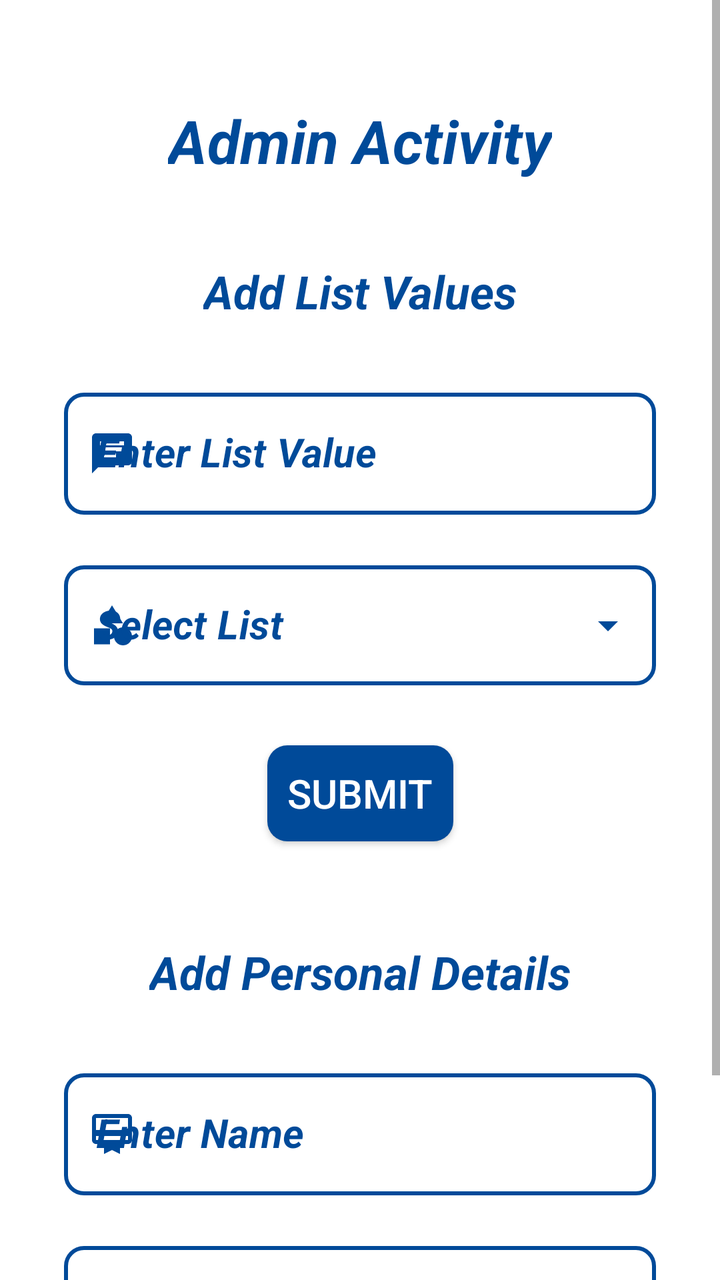
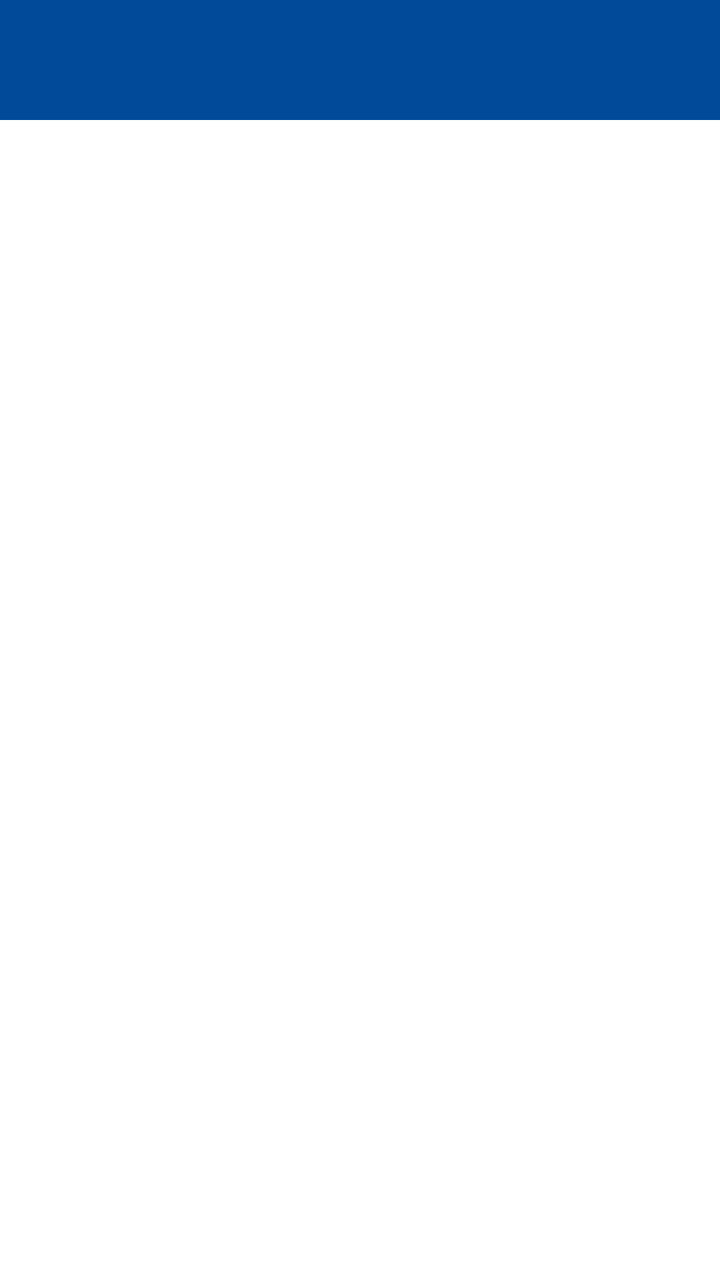

Before-and-after screenshots of an Android layout around one commit, followed by the original layout XML and the change that was made.
<!-- AndroidManifest.xml: application theme AppTheme -->
<!-- res/layout/activity_admin.xml -->
<?xml version="1.0" encoding="utf-8"?>
<ScrollView xmlns:android="http://schemas.android.com/apk/res/android"
    xmlns:app="http://schemas.android.com/apk/res-auto"
    xmlns:tools="http://schemas.android.com/tools"
    android:layout_width="match_parent"
    android:layout_height="match_parent"
    android:background="@color/white">

    <androidx.constraintlayout.widget.ConstraintLayout
        android:layout_width="match_parent"
        android:layout_height="wrap_content"
        tools:context=".General.AdminActivity">

        <TextView
            android:id="@+id/adminHeading1"
            android:layout_width="wrap_content"
            android:layout_height="wrap_content"
            android:layout_marginTop="50dp"
            android:text="@string/admin_activity"
            android:textColor="@color/background"
            android:textSize="30sp"
            android:textStyle="bold|italic"
            app:layout_constraintEnd_toEndOf="parent"
            app:layout_constraintStart_toStartOf="parent"
            app:layout_constraintTop_toTopOf="parent" />

        <TextView
            android:id="@+id/adminHeading2"
            android:layout_width="wrap_content"
            android:layout_height="wrap_content"
            android:layout_marginTop="40dp"
            android:text="@string/add_list_values"
            android:textColor="@color/background"
            android:textSize="23sp"
            android:textStyle="bold|italic"
            app:layout_constraintEnd_toEndOf="parent"
            app:layout_constraintStart_toStartOf="parent"
            app:layout_constraintTop_toBottomOf="@+id/adminHeading1" />

        <com.google.android.material.textfield.TextInputLayout
            android:id="@+id/listValueLayout"
            style="@style/Widget.MaterialComponents.TextInputLayout.OutlinedBox"
            android:layout_width="0dp"
            android:layout_height="wrap_content"
            android:layout_marginStart="32dp"
            android:layout_marginTop="30dp"
            android:layout_marginEnd="32dp"
            android:hint="@string/enter_list_value"
            android:textColorHint="@color/background"
            android:theme="@style/ThemeOverlay.AppTheme.TextInputEditText.Outlined"
            app:boxCornerRadiusBottomEnd="10dp"
            app:boxCornerRadiusBottomStart="10dp"
            app:boxCornerRadiusTopEnd="10dp"
            app:boxCornerRadiusTopStart="10dp"
            app:boxStrokeColor="@color/grey"
            app:boxStrokeWidth="2dp"
            app:boxStrokeWidthFocused="2dp"
            app:endIconMode="clear_text"
            app:endIconTint="@color/background"
            app:errorTextColor="@color/red"
            app:hintTextColor="@color/background"
            app:layout_constraintEnd_toEndOf="parent"
            app:layout_constraintStart_toStartOf="parent"
            app:layout_constraintTop_toBottomOf="@+id/adminHeading2"
            app:startIconDrawable="@drawable/ic_remarks"
            app:startIconTint="@color/background">

            <com.google.android.material.textfield.TextInputEditText
                android:id="@+id/listValue"
                android:layout_width="match_parent"
                android:layout_height="wrap_content"
                android:imeOptions="actionDone"
                android:inputType="textCapWords"
                android:textColor="@color/background"
                android:textCursorDrawable="@drawable/color_cursor"
                android:textSize="20sp"
                android:textStyle="bold|italic" />
        </com.google.android.material.textfield.TextInputLayout>

        <com.google.android.material.textfield.TextInputLayout
            android:id="@+id/listNameLayout"
            style="@style/Widget.MaterialComponents.TextInputLayout.OutlinedBox.Dense.ExposedDropdownMenu"
            android:layout_width="0dp"
            android:layout_height="wrap_content"
            android:layout_marginTop="20dp"
            android:hint="@string/select_list"
            android:textColorHint="@color/background"
            android:theme="@style/ThemeOverlay.AppTheme.TextInputEditText.Outlined"
            app:boxCornerRadiusBottomEnd="10dp"
            app:boxCornerRadiusBottomStart="10dp"
            app:boxCornerRadiusTopEnd="10dp"
            app:boxCornerRadiusTopStart="10dp"
            app:boxStrokeColor="@color/grey"
            app:boxStrokeWidth="2dp"
            app:boxStrokeWidthFocused="2dp"
            app:endIconTint="@color/background"
            app:errorTextColor="@color/red"
            app:hintTextColor="@color/background"
            app:layout_constraintEnd_toEndOf="@+id/listValueLayout"
            app:layout_constraintStart_toStartOf="@+id/listValueLayout"
            app:layout_constraintTop_toBottomOf="@+id/listValueLayout"
            app:startIconDrawable="@drawable/ic_category"
            app:startIconTint="@color/background">

            <AutoCompleteTextView
                android:id="@+id/listName"
                android:layout_width="match_parent"
                android:layout_height="60sp"
                android:inputType="none"
                android:textColor="@color/background"
                android:textSize="20sp"
                android:textStyle="bold|italic"
                tools:ignore="LabelFor" />
        </com.google.android.material.textfield.TextInputLayout>

        <androidx.appcompat.widget.AppCompatButton
            android:id="@+id/listSubmit"
            android:layout_width="wrap_content"
            android:layout_height="wrap_content"
            android:layout_marginTop="30dp"
            android:background="@drawable/button_background"
            android:text="  Submit  "
            android:textColor="@color/white"
            android:textSize="20sp"
            app:layout_constraintEnd_toEndOf="parent"
            app:layout_constraintStart_toStartOf="parent"
            app:layout_constraintTop_toBottomOf="@+id/listNameLayout"
            tools:ignore="HardcodedText" />

        <TextView
            android:id="@+id/adminHeading3"
            android:layout_width="wrap_content"
            android:layout_height="wrap_content"
            android:layout_marginTop="50dp"
            android:text="@string/add_personal_details"
            android:textColor="@color/background"
            android:textSize="23sp"
            android:textStyle="bold|italic"
            app:layout_constraintEnd_toEndOf="parent"
            app:layout_constraintStart_toStartOf="parent"
            app:layout_constraintTop_toBottomOf="@+id/listSubmit" />

        <com.google.android.material.textfield.TextInputLayout
            android:id="@+id/personalNameLayout"
            style="@style/Widget.MaterialComponents.TextInputLayout.OutlinedBox"
            android:layout_width="0dp"
            android:layout_height="wrap_content"
            android:layout_marginTop="30dp"
            android:hint="@string/enter_name"
            android:textColorHint="@color/background"
            android:theme="@style/ThemeOverlay.AppTheme.TextInputEditText.Outlined"
            app:boxCornerRadiusBottomEnd="10dp"
            app:boxCornerRadiusBottomStart="10dp"
            app:boxCornerRadiusTopEnd="10dp"
            app:boxCornerRadiusTopStart="10dp"
            app:boxStrokeColor="@color/grey"
            app:boxStrokeWidth="2dp"
            app:boxStrokeWidthFocused="2dp"
            app:endIconMode="clear_text"
            app:endIconTint="@color/background"
            app:errorTextColor="@color/red"
            app:hintTextColor="@color/background"
            app:layout_constraintEnd_toEndOf="@+id/listNameLayout"
            app:layout_constraintStart_toStartOf="@+id/listNameLayout"
            app:layout_constraintTop_toBottomOf="@+id/adminHeading3"
            app:startIconDrawable="@drawable/ic_type"
            app:startIconTint="@color/background">

            <com.google.android.material.textfield.TextInputEditText
                android:id="@+id/personalName"
                android:layout_width="match_parent"
                android:layout_height="wrap_content"
                android:imeOptions="actionNext"
                android:inputType="textCapWords"
                android:textColor="@color/background"
                android:textCursorDrawable="@drawable/color_cursor"
                android:textSize="20sp"
                android:textStyle="bold|italic" />
        </com.google.android.material.textfield.TextInputLayout>

        <com.google.android.material.textfield.TextInputLayout
            android:id="@+id/personalValueLayout"
            style="@style/Widget.MaterialComponents.TextInputLayout.OutlinedBox"
            android:layout_width="0dp"
            android:layout_height="wrap_content"
            android:layout_marginTop="20dp"
            android:hint="@string/enter_value"
            android:textColorHint="@color/background"
            android:theme="@style/ThemeOverlay.AppTheme.TextInputEditText.Outlined"
            app:boxCornerRadiusBottomEnd="10dp"
            app:boxCornerRadiusBottomStart="10dp"
            app:boxCornerRadiusTopEnd="10dp"
            app:boxCornerRadiusTopStart="10dp"
            app:boxStrokeColor="@color/grey"
            app:boxStrokeWidth="2dp"
            app:boxStrokeWidthFocused="2dp"
            app:endIconMode="clear_text"
            app:endIconTint="@color/background"
            app:errorTextColor="@color/red"
            app:hintTextColor="@color/background"
            app:layout_constraintEnd_toEndOf="@+id/personalNameLayout"
            app:layout_constraintStart_toStartOf="@+id/personalNameLayout"
            app:layout_constraintTop_toBottomOf="@+id/personalNameLayout"
            app:startIconDrawable="@drawable/ic_category"
            app:startIconTint="@color/background">

            <com.google.android.material.textfield.TextInputEditText
                android:id="@+id/personalValue"
                android:layout_width="match_parent"
                android:layout_height="wrap_content"
                android:imeOptions="actionSend"
                android:inputType="textCapWords"
                android:textColor="@color/background"
                android:textCursorDrawable="@drawable/color_cursor"
                android:textSize="20sp"
                android:textStyle="bold|italic" />
        </com.google.android.material.textfield.TextInputLayout>

        <androidx.appcompat.widget.AppCompatButton
            android:id="@+id/personalSubmit"
            android:layout_width="wrap_content"
            android:layout_height="wrap_content"
            android:layout_marginTop="30dp"
            android:background="@drawable/button_background"
            android:text="  Submit  "
            android:textColor="@color/white"
            android:textSize="20sp"
            app:layout_constraintEnd_toEndOf="parent"
            app:layout_constraintStart_toStartOf="parent"
            app:layout_constraintTop_toBottomOf="@+id/personalValueLayout"
            tools:ignore="HardcodedText" />

    </androidx.constraintlayout.widget.ConstraintLayout>

</ScrollView>
<!-- resources referenced by this layout -->
<resources>
  <color name="background">#004A99</color>
  <color name="grey">#808080</color>
  <color name="red">#FF0000</color>
  <color name="white">#FFFFFFFF</color>
  <!-- drawable button_background (drawable) -->
  <?xml version="1.0" encoding="utf-8"?>
  <ripple xmlns:android="http://schemas.android.com/apk/res/android"
      android:color="@color/white">
      <item>
          <shape android:shape="rectangle">
              <solid android:color="@color/background" />
              <corners android:radius="10dp" />
          </shape>
      </item>
  </ripple>
  <!-- drawable color_cursor (drawable) -->
  <?xml version="1.0" encoding="utf-8"?>
  <shape xmlns:android="http://schemas.android.com/apk/res/android"
      android:shape="rectangle">
      <size android:width="2dp" />
      <solid android:color="@color/white" />
  </shape>
  <!-- drawable ic_category (drawable) -->
  <vector android:height="24dp" android:tint="#FFFFFF"
      android:viewportHeight="24" android:viewportWidth="24"
      android:width="24dp" xmlns:android="http://schemas.android.com/apk/res/android">
      <path android:fillColor="@android:color/white" android:pathData="M12,2l-5.5,9h11z"/>
      <path android:fillColor="@android:color/white" android:pathData="M17.5,17.5m-4.5,0a4.5,4.5 0,1 1,9 0a4.5,4.5 0,1 1,-9 0"/>
      <path android:fillColor="@android:color/white" android:pathData="M3,13.5h8v8H3z"/>
  </vector>
  <!-- drawable ic_remarks (drawable) -->
  <vector xmlns:android="http://schemas.android.com/apk/res/android"
      android:width="24dp"
      android:height="24dp"
      android:tint="@color/background"
      android:viewportWidth="24"
      android:viewportHeight="24">
      <path
          android:fillColor="@android:color/white"
          android:pathData="M20,2L4,2c-1.1,0 -1.99,0.9 -1.99,2L2,22l4,-4h14c1.1,0 2,-0.9 2,-2L22,4c0,-1.1 -0.9,-2 -2,-2zM6,9h12v2L6,11L6,9zM14,14L6,14v-2h8v2zM18,8L6,8L6,6h12v2z" />
  </vector>
  <!-- drawable ic_type (drawable) -->
  <vector xmlns:android="http://schemas.android.com/apk/res/android"
      android:width="24dp"
      android:height="24dp"
      android:tint="#FFFFFF"
      android:viewportWidth="24"
      android:viewportHeight="24">
      <path
          android:fillColor="@android:color/white"
          android:pathData="M20,2L4,2c-1.11,0 -2,0.89 -2,2v11c0,1.11 0.89,2 2,2h4v5l4,-2 4,2v-5h4c1.11,0 2,-0.89 2,-2L22,4c0,-1.11 -0.89,-2 -2,-2zM20,15L4,15v-2h16v2zM20,10L4,10L4,4h16v6z" />
  </vector>
  <string name="add_list_values">Add List Values</string>
  <string name="add_personal_details">Add Personal Details</string>
  <string name="admin_activity">Admin Activity</string>
  <string name="enter_list_value">Enter List Value</string>
  <string name="enter_name">Enter Name</string>
  <string name="enter_value">Enter Value</string>
  <string name="select_list">Select List</string>
  <style name="ThemeOverlay.AppTheme.TextInputEditText.Outlined" parent="">
          <item name="colorControlActivated">@color/background</item>
      </style>
  <style name="AppTheme" parent="Theme.MaterialComponents.DayNight.DarkActionBar">
          
          <item name="colorPrimary">@color/background</item>
          <item name="colorPrimaryVariant">@color/background</item>
          <item name="colorOnPrimary">@color/white</item>
          
          <item name="colorSecondary">@color/background</item>
          <item name="colorSecondaryVariant">@color/background</item>
          <item name="colorOnSecondary">@color/background</item>
          
          <item name="android:statusBarColor" tools:targetApi="l">?attr/colorPrimaryVariant</item>
          
          <item name="colorSurface">@color/background</item>
          
          <item name="android:itemTextAppearance">@style/OptionsMenuStyle</item>
          <item name="android:itemBackground">@color/background</item>
  
      </style>
  <style name="OptionsMenuStyle" parent="@style/TextAppearance.AppCompat.Widget.ActionBar.Title">
          <item name="android:textColor">@color/white</item>
          <item name="android:textStyle">italic</item>
      </style>
</resources>

<!-- the commit's change to res/layout/activity_admin.xml (unified diff, before → after) -->
@@ -1,235 +1,28 @@
 <?xml version="1.0" encoding="utf-8"?>
-<ScrollView xmlns:android="http://schemas.android.com/apk/res/android"
+<androidx.constraintlayout.widget.ConstraintLayout xmlns:android="http://schemas.android.com/apk/res/android"
     xmlns:app="http://schemas.android.com/apk/res-auto"
     xmlns:tools="http://schemas.android.com/tools"
     android:layout_width="match_parent"
     android:layout_height="match_parent"
-    android:background="@color/white">
+    tools:context=".AdminActivity.AdminActivity">
 
-    <androidx.constraintlayout.widget.ConstraintLayout
+    <com.google.android.material.tabs.TabLayout
+        android:id="@+id/tabLayout1"
+        android:layout_width="match_parent"
+        android:layout_height="60dp"
+        android:background="@color/background"
+        app:layout_constraintEnd_toEndOf="parent"
+        app:layout_constraintStart_toStartOf="parent"
+        app:layout_constraintTop_toTopOf="parent"
+        app:tabIndicatorColor="@color/white"
+        app:tabTextColor="@color/white" />
+
+    <androidx.viewpager.widget.ViewPager
+        android:id="@+id/viewPager1"
         android:layout_width="match_parent"
         android:layout_height="wrap_content"
-        tools:context=".General.AdminActivity">
+        app:layout_constraintEnd_toEndOf="parent"
+        app:layout_constraintStart_toStartOf="parent"
+        app:layout_constraintTop_toBottomOf="@+id/tabLayout1" />
 
-        <TextView
-            android:id="@+id/adminHeading1"
-            android:layout_width="wrap_content"
-            android:layout_height="wrap_content"
-            android:layout_marginTop="50dp"
-            android:text="@string/admin_activity"
-            android:textColor="@color/background"
-            android:textSize="30sp"
-            android:textStyle="bold|italic"
-            app:layout_constraintEnd_toEndOf="parent"
-            app:layout_constraintStart_toStartOf="parent"
-            app:layout_constraintTop_toTopOf="parent" />
-
-        <TextView
-            android:id="@+id/adminHeading2"
-            android:layout_width="wrap_content"
-            android:layout_height="wrap_content"
-            android:layout_marginTop="40dp"
-            android:text="@string/add_list_values"
-            android:textColor="@color/background"
-            android:textSize="23sp"
-            android:textStyle="bold|italic"
-            app:layout_constraintEnd_toEndOf="parent"
-            app:layout_constraintStart_toStartOf="parent"
-            app:layout_constraintTop_toBottomOf="@+id/adminHeading1" />
-
-        <com.google.android.material.textfield.TextInputLayout
-            android:id="@+id/listValueLayout"
-            style="@style/Widget.MaterialComponents.TextInputLayout.OutlinedBox"
-            android:layout_width="0dp"
-            android:layout_height="wrap_content"
-            android:layout_marginStart="32dp"
-            android:layout_marginTop="30dp"
-            android:layout_marginEnd="32dp"
-            android:hint="@string/enter_list_value"
-            android:textColorHint="@color/background"
-            android:theme="@style/ThemeOverlay.AppTheme.TextInputEditText.Outlined"
-            app:boxCornerRadiusBottomEnd="10dp"
-            app:boxCornerRadiusBottomStart="10dp"
-            app:boxCornerRadiusTopEnd="10dp"
-            app:boxCornerRadiusTopStart="10dp"
-            app:boxStrokeColor="@color/grey"
-            app:boxStrokeWidth="2dp"
-            app:boxStrokeWidthFocused="2dp"
-            app:endIconMode="clear_text"
-            app:endIconTint="@color/background"
-            app:errorTextColor="@color/red"
-            app:hintTextColor="@color/background"
-            app:layout_constraintEnd_toEndOf="parent"
-            app:layout_constraintStart_toStartOf="parent"
-            app:layout_constraintTop_toBottomOf="@+id/adminHeading2"
-            app:startIconDrawable="@drawable/ic_remarks"
-            app:startIconTint="@color/background">
-
-            <com.google.android.material.textfield.TextInputEditText
-                android:id="@+id/listValue"
-                android:layout_width="match_parent"
-                android:layout_height="wrap_content"
-                android:imeOptions="actionDone"
-                android:inputType="textCapWords"
-                android:textColor="@color/background"
-                android:textCursorDrawable="@drawable/color_cursor"
-                android:textSize="20sp"
-                android:textStyle="bold|italic" />
-        </com.google.android.material.textfield.TextInputLayout>
-
-        <com.google.android.material.textfield.TextInputLayout
-            android:id="@+id/listNameLayout"
-            style="@style/Widget.MaterialComponents.TextInputLayout.OutlinedBox.Dense.ExposedDropdownMenu"
-            android:layout_width="0dp"
-            android:layout_height="wrap_content"
-            android:layout_marginTop="20dp"
-            android:hint="@string/select_list"
-            android:textColorHint="@color/background"
-            android:theme="@style/ThemeOverlay.AppTheme.TextInputEditText.Outlined"
-            app:boxCornerRadiusBottomEnd="10dp"
-            app:boxCornerRadiusBottomStart="10dp"
-            app:boxCornerRadiusTopEnd="10dp"
-            app:boxCornerRadiusTopStart="10dp"
-            app:boxStrokeColor="@color/grey"
-            app:boxStrokeWidth="2dp"
-            app:boxStrokeWidthFocused="2dp"
-            app:endIconTint="@color/background"
-            app:errorTextColor="@color/red"
-            app:hintTextColor="@color/background"
-            app:layout_constraintEnd_toEndOf="@+id/listValueLayout"
-            app:layout_constraintStart_toStartOf="@+id/listValueLayout"
-            app:layout_constraintTop_toBottomOf="@+id/listValueLayout"
-            app:startIconDrawable="@drawable/ic_category"
-            app:startIconTint="@color/background">
-
-            <AutoCompleteTextView
-                android:id="@+id/listName"
-                android:layout_width="match_parent"
-                android:layout_height="60sp"
-                android:inputType="none"
-                android:textColor="@color/background"
-                android:textSize="20sp"
-                android:textStyle="bold|italic"
-                tools:ignore="LabelFor" />
-        </com.google.android.material.textfield.TextInputLayout>
-
-        <androidx.appcompat.widget.AppCompatButton
-            android:id="@+id/listSubmit"
-            android:layout_width="wrap_content"
-            android:layout_height="wrap_content"
-            android:layout_marginTop="30dp"
-            android:background="@drawable/button_background"
-            android:text="  Submit  "
-            android:textColor="@color/white"
-            android:textSize="20sp"
-            app:layout_constraintEnd_toEndOf="parent"
-            app:layout_constraintStart_toStartOf="parent"
-            app:layout_constraintTop_toBottomOf="@+id/listNameLayout"
-            tools:ignore="HardcodedText" />
-
-        <TextView
-            android:id="@+id/adminHeading3"
-            android:layout_width="wrap_content"
-            android:layout_height="wrap_content"
-            android:layout_marginTop="50dp"
-            android:text="@string/add_personal_details"
-            android:textColor="@color/background"
-            android:textSize="23sp"
-            android:textStyle="bold|italic"
-            app:layout_constraintEnd_toEndOf="parent"
-            app:layout_constraintStart_toStartOf="parent"
-            app:layout_constraintTop_toBottomOf="@+id/listSubmit" />
-
-        <com.google.android.material.textfield.TextInputLayout
-            android:id="@+id/personalNameLayout"
-            style="@style/Widget.MaterialComponents.TextInputLayout.OutlinedBox"
-            android:layout_width="0dp"
-            android:layout_height="wrap_content"
-            android:layout_marginTop="30dp"
-            android:hint="@string/enter_name"
-            android:textColorHint="@color/background"
-            android:theme="@style/ThemeOverlay.AppTheme.TextInputEditText.Outlined"
-            app:boxCornerRadiusBottomEnd="10dp"
-            app:boxCornerRadiusBottomStart="10dp"
-            app:boxCornerRadiusTopEnd="10dp"
-            app:boxCornerRadiusTopStart="10dp"
-            app:boxStrokeColor="@color/grey"
-            app:boxStrokeWidth="2dp"
-            app:boxStrokeWidthFocused="2dp"
-            app:endIconMode="clear_text"
-            app:endIconTint="@color/background"
-            app:errorTextColor="@color/red"
-            app:hintTextColor="@color/background"
-            app:layout_constraintEnd_toEndOf="@+id/listNameLayout"
-            app:layout_constraintStart_toStartOf="@+id/listNameLayout"
-            app:layout_constraintTop_toBottomOf="@+id/adminHeading3"
-            app:startIconDrawable="@drawable/ic_type"
-            app:startIconTint="@color/background">
-
-            <com.google.android.material.textfield.TextInputEditText
-                android:id="@+id/personalName"
-                android:layout_width="match_parent"
-                android:layout_height="wrap_content"
-                android:imeOptions="actionNext"
-                android:inputType="textCapWords"
-                android:textColor="@color/background"
-                android:textCursorDrawable="@drawable/color_cursor"
-                android:textSize="20sp"
-                android:textStyle="bold|italic" />
-        </com.google.android.material.textfield.TextInputLayout>
-
-        <com.google.android.material.textfield.TextInputLayout
-            android:id="@+id/personalValueLayout"
-            style="@style/Widget.MaterialComponents.TextInputLayout.OutlinedBox"
-            android:layout_width="0dp"
-            android:layout_height="wrap_content"
-            android:layout_marginTop="20dp"
-            android:hint="@string/enter_value"
-            android:textColorHint="@color/background"
-            android:theme="@style/ThemeOverlay.AppTheme.TextInputEditText.Outlined"
-            app:boxCornerRadiusBottomEnd="10dp"
-            app:boxCornerRadiusBottomStart="10dp"
-            app:boxCornerRadiusTopEnd="10dp"
-            app:boxCornerRadiusTopStart="10dp"
-            app:boxStrokeColor="@color/grey"
-            app:boxStrokeWidth="2dp"
-            app:boxStrokeWidthFocused="2dp"
-            app:endIconMode="clear_text"
-            app:endIconTint="@color/background"
-            app:errorTextColor="@color/red"
-            app:hintTextColor="@color/background"
-            app:layout_constraintEnd_toEndOf="@+id/personalNameLayout"
-            app:layout_constraintStart_toStartOf="@+id/personalNameLayout"
-            app:layout_constraintTop_toBottomOf="@+id/personalNameLayout"
-            app:startIconDrawable="@drawable/ic_category"
-            app:startIconTint="@color/background">
-
-            <com.google.android.material.textfield.TextInputEditText
-                android:id="@+id/personalValue"
-                android:layout_width="match_parent"
-                android:layout_height="wrap_content"
-                android:imeOptions="actionSend"
-                android:inputType="textCapWords"
-                android:textColor="@color/background"
-                android:textCursorDrawable="@drawable/color_cursor"
-                android:textSize="20sp"
-                android:textStyle="bold|italic" />
-        </com.google.android.material.textfield.TextInputLayout>
-
-        <androidx.appcompat.widget.AppCompatButton
-            android:id="@+id/personalSubmit"
-            android:layout_width="wrap_content"
-            android:layout_height="wrap_content"
-            android:layout_marginTop="30dp"
-            android:background="@drawable/button_background"
-            android:text="  Submit  "
-            android:textColor="@color/white"
-            android:textSize="20sp"
-            app:layout_constraintEnd_toEndOf="parent"
-            app:layout_constraintStart_toStartOf="parent"
-            app:layout_constraintTop_toBottomOf="@+id/personalValueLayout"
-            tools:ignore="HardcodedText" />
-
-    </androidx.constraintlayout.widget.ConstraintLayout>
-
-</ScrollView>
+</androidx.constraintlayout.widget.ConstraintLayout>
<!-- resource entries referenced after the edit -->
@@ -1,67 +1,7 @@
 <!-- resources referenced by this layout -->
 <resources>
   <color name="background">#004A99</color>
-  <color name="grey">#808080</color>
-  <color name="red">#FF0000</color>
   <color name="white">#FFFFFFFF</color>
-  <!-- drawable button_background (drawable) -->
-  <?xml version="1.0" encoding="utf-8"?>
-  <ripple xmlns:android="http://schemas.android.com/apk/res/android"
-      android:color="@color/white">
-      <item>
-          <shape android:shape="rectangle">
-              <solid android:color="@color/background" />
-              <corners android:radius="10dp" />
-          </shape>
-      </item>
-  </ripple>
-  <!-- drawable color_cursor (drawable) -->
-  <?xml version="1.0" encoding="utf-8"?>
-  <shape xmlns:android="http://schemas.android.com/apk/res/android"
-      android:shape="rectangle">
-      <size android:width="2dp" />
-      <solid android:color="@color/white" />
-  </shape>
-  <!-- drawable ic_category (drawable) -->
-  <vector android:height="24dp" android:tint="#FFFFFF"
-      android:viewportHeight="24" android:viewportWidth="24"
-      android:width="24dp" xmlns:android="http://schemas.android.com/apk/res/android">
-      <path android:fillColor="@android:color/white" android:pathData="M12,2l-5.5,9h11z"/>
-      <path android:fillColor="@android:color/white" android:pathData="M17.5,17.5m-4.5,0a4.5,4.5 0,1 1,9 0a4.5,4.5 0,1 1,-9 0"/>
-      <path android:fillColor="@android:color/white" android:pathData="M3,13.5h8v8H3z"/>
-  </vector>
-  <!-- drawable ic_remarks (drawable) -->
-  <vector xmlns:android="http://schemas.android.com/apk/res/android"
-      android:width="24dp"
-      android:height="24dp"
-      android:tint="@color/background"
-      android:viewportWidth="24"
-      android:viewportHeight="24">
-      <path
-          android:fillColor="@android:color/white"
-          android:pathData="M20,2L4,2c-1.1,0 -1.99,0.9 -1.99,2L2,22l4,-4h14c1.1,0 2,-0.9 2,-2L22,4c0,-1.1 -0.9,-2 -2,-2zM6,9h12v2L6,11L6,9zM14,14L6,14v-2h8v2zM18,8L6,8L6,6h12v2z" />
-  </vector>
-  <!-- drawable ic_type (drawable) -->
-  <vector xmlns:android="http://schemas.android.com/apk/res/android"
-      android:width="24dp"
-      android:height="24dp"
-      android:tint="#FFFFFF"
-      android:viewportWidth="24"
-      android:viewportHeight="24">
-      <path
-          android:fillColor="@android:color/white"
-          android:pathData="M20,2L4,2c-1.11,0 -2,0.89 -2,2v11c0,1.11 0.89,2 2,2h4v5l4,-2 4,2v-5h4c1.11,0 2,-0.89 2,-2L22,4c0,-1.11 -0.89,-2 -2,-2zM20,15L4,15v-2h16v2zM20,10L4,10L4,4h16v6z" />
-  </vector>
-  <string name="add_list_values">Add List Values</string>
-  <string name="add_personal_details">Add Personal Details</string>
-  <string name="admin_activity">Admin Activity</string>
-  <string name="enter_list_value">Enter List Value</string>
-  <string name="enter_name">Enter Name</string>
-  <string name="enter_value">Enter Value</string>
-  <string name="select_list">Select List</string>
-  <style name="ThemeOverlay.AppTheme.TextInputEditText.Outlined" parent="">
-          <item name="colorControlActivated">@color/background</item>
-      </style>
   <style name="AppTheme" parent="Theme.MaterialComponents.DayNight.DarkActionBar">
           
           <item name="colorPrimary">@color/background</item>
